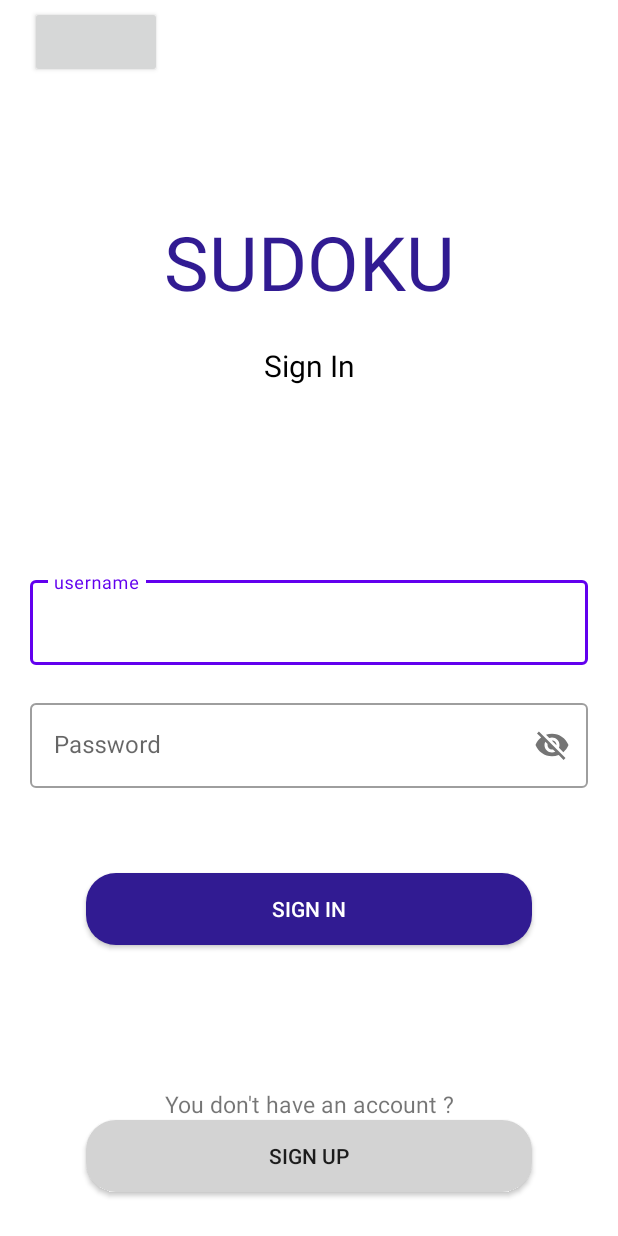
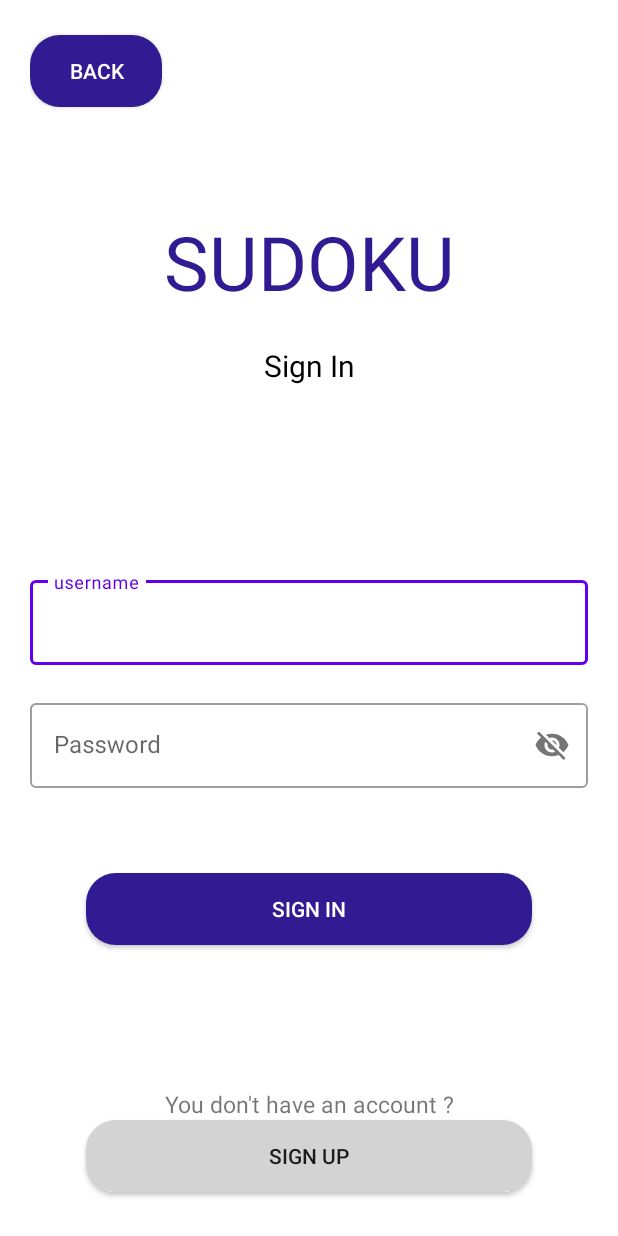
Before and after one commit to THMINH17102001/ProjectSE, an Android app: the SigninActivity screen opened directly, with no data from a screen before it, on a phone screen of 412 x 824 dp. Run offline under Robolectric (Android 15) with nearby library versions, the light colour scheme and no system bars; Roboto replaces fonts that are not available here.

Commit message:
update 26/08_1

```diff
--- a/app/build.gradle
+++ b/app/build.gradle
@@ -37,7 +37,9 @@ dependencies {
     testImplementation 'junit:junit:4.+'
     androidTestImplementation 'androidx.test.ext:junit:1.1.3'
     androidTestImplementation 'androidx.test.espresso:espresso-core:3.4.0'
-    implementation platform('com.google.firebase:firebase-bom:28.4.0')
     implementation 'com.google.firebase:firebase-database'
+    implementation 'com.google.firebase:firebase-auth'
     implementation "androidx.cardview:cardview:1.0.0"
+    implementation "io.grpc:grpc-okhttp:1.32.2"
+
 }
--- a/app/src/main/java/com/example/projectse/SigninActivity.java
+++ b/app/src/main/java/com/example/projectse/SigninActivity.java
@@ -15,7 +15,7 @@ import android.view.WindowManager;
 
 public class SigninActivity extends AppCompatActivity {
 
-    Button signUpSwitchScr, signInBtn;
+    Button signUpSwitchScr, signInBtn, returnToUnsignedBtn;
     TextView text1;
     @Override
     protected void onCreate(Bundle savedInstanceState) {
@@ -27,6 +27,15 @@ public class SigninActivity extends AppCompatActivity {
 
         signInBtn = findViewById(R.id.signin_SigninActivity);
         signUpSwitchScr = findViewById(R.id.signup_SigninActivity);
+        returnToUnsignedBtn = findViewById(R.id.returnToUnsigned);
+        returnToUnsignedBtn.setOnClickListener(new View.OnClickListener() {
+            @Override
+            public void onClick(View v) {
+                Intent intent = new Intent(SigninActivity.this, UnsignedActivity.class);
+                startActivity(intent);
+                finish();
+            }
+        });
 
         signUpSwitchScr.setOnClickListener(new View.OnClickListener() {
             @Override
--- a/app/src/main/res/layout/activity_signin.xml
+++ b/app/src/main/res/layout/activity_signin.xml
@@ -9,13 +9,18 @@
     >
 
     <androidx.appcompat.widget.AppCompatButton
+        android:id="@+id/returnToUnsigned"
         android:layout_width="wrap_content"
         android:layout_height="wrap_content"
-        android:layout_marginTop="4dp"
+        android:background="@drawable/button_bg"
+        android:text="back"
+        android:textColor="@color/white"
+        app:layout_constraintBottom_toBottomOf="parent"
         app:layout_constraintEnd_toEndOf="parent"
-        app:layout_constraintHorizontal_bias="0.0"
+        app:layout_constraintHorizontal_bias="0"
         app:layout_constraintStart_toStartOf="parent"
-        app:layout_constraintTop_toTopOf="parent">
+        app:layout_constraintTop_toTopOf="parent"
+        app:layout_constraintVertical_bias="0.03">
 
     </androidx.appcompat.widget.AppCompatButton>
 
--- a/app/src/main/res/layout/activity_signup.xml
+++ b/app/src/main/res/layout/activity_signup.xml
@@ -9,12 +9,16 @@
     >
 
     <androidx.appcompat.widget.AppCompatButton
+        android:id="@+id/returnToSignIn"
         android:layout_width="wrap_content"
         android:layout_height="wrap_content"
+        android:text="back"
+        android:textColor="@color/white"
+        android:background="@drawable/button_bg"
         app:layout_constraintBottom_toBottomOf="parent"
         app:layout_constraintEnd_toEndOf="parent"
         app:layout_constraintHorizontal_bias="0.0"
-        app:layout_constraintVertical_bias="0.05"
+        app:layout_constraintVertical_bias="0.03"
         app:layout_constraintStart_toStartOf="parent"
         app:layout_constraintTop_toTopOf="parent">
 
```
Also changed, not shown: app/src/main/java/com/example/projectse/SignupActivity.java (+43 -18 lines), app/src/main/java/com/example/projectse/UnsignedActivity.java (+19 -1 lines).
